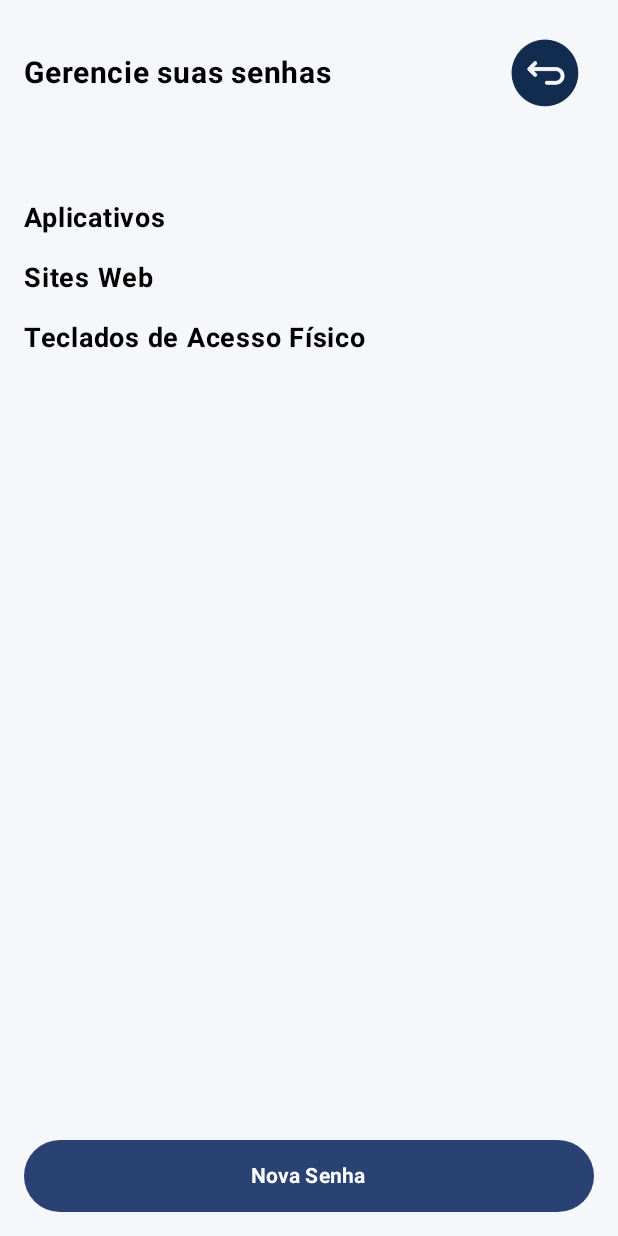
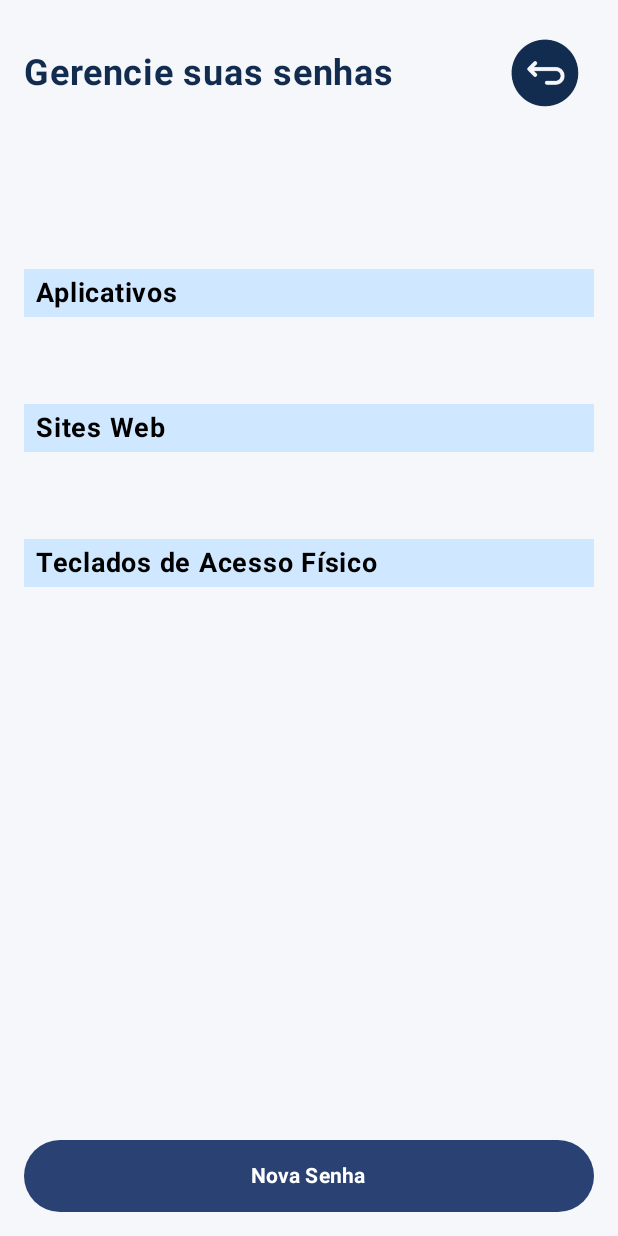
Before and after one commit to gustavo-zorzo/PI3-Turma3-6, an Android app built with Jetpack Compose: the PasswordManagerActivity screen opened directly, with no data from a screen before it, on a phone screen of 412 x 824 dp. Run offline under Robolectric (Android 15) with nearby library versions, the phone set to English and light mode, and no system bars; our stand-ins replace Firebase (no records; nobody signed in at launch, a user with empty details on screens opened directly).

Commit message:
Melhora no front do gerenciador de senhas.

```diff
--- a/SuperID/app/src/main/java/br/com/superid/PasswordManagerActivity.kt
+++ b/SuperID/app/src/main/java/br/com/superid/PasswordManagerActivity.kt
@@ -28,7 +28,6 @@ import androidx.compose.ui.platform.LocalContext
 import java.security.SecureRandom
 import androidx.compose.ui.res.painterResource
 import androidx.compose.material3.MenuAnchorType
-
 
 data class Senha(
     val id: String = "",
@@ -112,7 +111,8 @@ fun PasswordManagerScreen() {
         ) {
             Text(
                 text = "Gerencie suas senhas",
-                fontSize = 20.sp,
+                fontSize = 24.sp,
+                color = Color(0xFF122C4F),
                 fontWeight = FontWeight.Bold
             )
 
@@ -137,12 +137,20 @@ fun PasswordManagerScreen() {
             ) {
                 senhasPorCategoria.forEach { (categoria, senhasDaCategoria) ->
                     item {
-                        Text(
-                            text = categoria,
-                            fontWeight = FontWeight.Bold,
-                            fontSize = 18.sp,
-                            modifier = Modifier.padding(vertical = 4.dp)
-                        )
+                        Spacer(modifier = Modifier.height(50.dp)) // Espaçamento extra entre categorias
+
+                        Box(
+                            modifier = Modifier
+                                .fillMaxWidth()
+                                .background(Color(0xFFD0E8FF)) // Fundo azul claro
+                                .padding(horizontal = 8.dp, vertical = 4.dp)
+                        ) {
+                            Text(
+                                text = categoria,
+                                fontWeight = FontWeight.Bold,
+                                fontSize = 18.sp
+                            )
+                        }
                     }
                     items(senhasDaCategoria) { item ->
                         PasswordItem(
@@ -271,7 +279,7 @@ fun NovaSenhaDialog(
     var categoria by remember { mutableStateOf(senhaInicial?.categoria ?: "") }
     var categoriaPersonalizada by remember { mutableStateOf("") }
     var expanded by remember { mutableStateOf(false) }
-    val categorias = listOf("Sites Web", "Aplicativos", "Teclados de Acesso Físico", "Outra...")
+    val categorias = listOf("Sites Web", "Aplicativos", "Teclados de Acesso Físico", "Criar nova categoria")
     var erroCamposObrigatorios by remember { mutableStateOf(false) }
 
     AlertDialog(
@@ -302,7 +310,7 @@ fun NovaSenhaDialog(
                                 text = { Text(option) },
                                 onClick = {
                                     categoria = option
-                                    if (option != "Outra...") {
+                                    if (option != "Criar nova categoria") {
                                         categoriaPersonalizada = ""
                                     }
                                     expanded = false
@@ -312,11 +320,11 @@ fun NovaSenhaDialog(
                     }
                 }
 
-                if (categoria == "Outra...") {
+                if (categoria == "Criar nova categoria") {
                     OutlinedTextField(
                         value = categoriaPersonalizada,
                         onValueChange = { categoriaPersonalizada = it },
-                        label = { Text("Nova Categoria") }
+                        label = { Text("Criar nova categoria") }
                     )
                 }
             }
@@ -332,7 +340,7 @@ fun NovaSenhaDialog(
                     )
                 }
                 Button(onClick = {
-                    val categoriaFinal = if (categoria == "Outra...") categoriaPersonalizada else categoria
+                    val categoriaFinal = if (categoria == "Criar nova categoria") categoriaPersonalizada else categoria
                     if (titulo.isBlank() || senha.isBlank() || categoriaFinal.isBlank()) {
                         erroCamposObrigatorios = true
                     } else {
```
